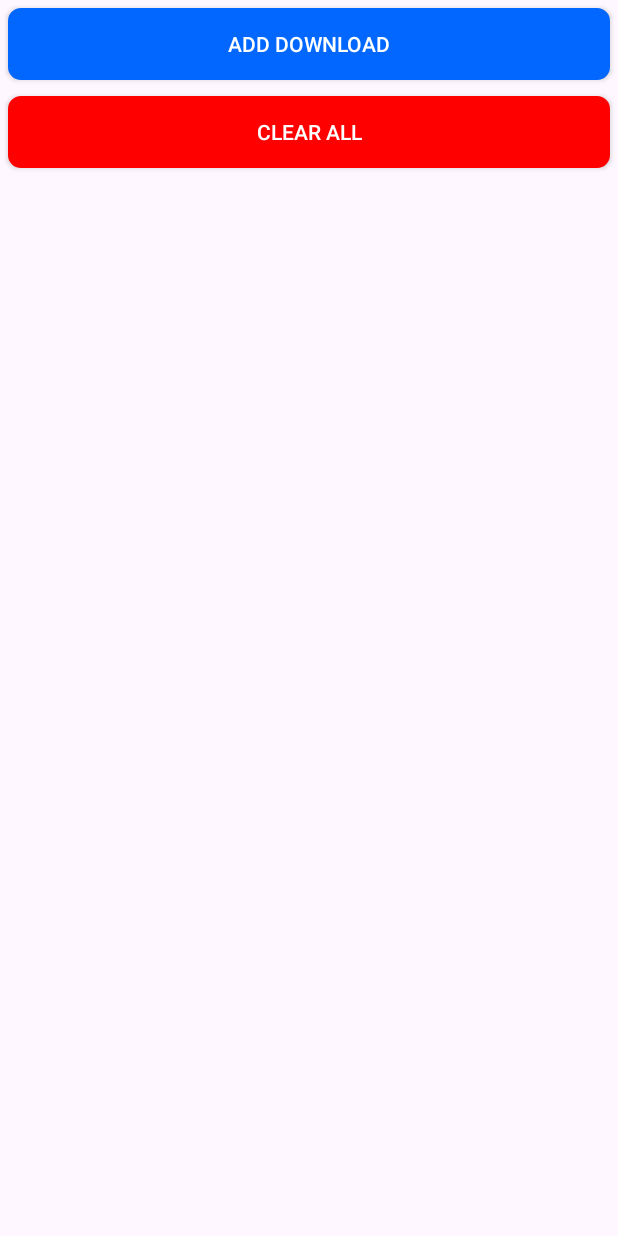
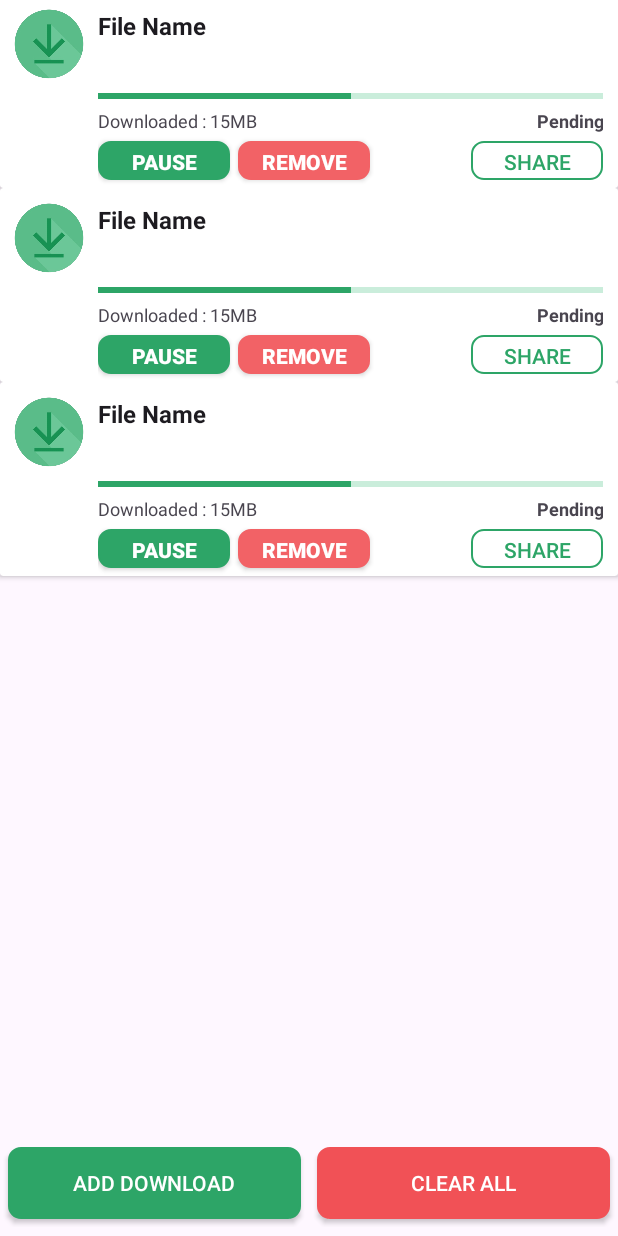
Before and after one commit to LongVu0912/Android_Download_Manager, an Android app: the layout activity_main.xml on its own in the app's theme, with its tools: preview values and no code run, on a phone screen of 412 x 824 dp. Run offline under Robolectric (Android 15) with nearby library versions, the phone set to English and light mode, and no system bars.

Commit message:
Finish Project

```diff
--- a/app/build.gradle.kts
+++ b/app/build.gradle.kts
@@ -1,7 +1,6 @@
 plugins {
     id("com.android.application")
 }
-apply(plugin = "realm-android")
 
 android {
     namespace = "com.example.download_manager"
--- a/app/src/main/java/com/example/download_manager/ItemClickListener.java
+++ b/app/src/main/java/com/example/download_manager/ItemClickListener.java
@@ -1,6 +1,9 @@
 package com.example.download_manager;
 
+import com.example.download_manager.models.DownloadModel;
+
 public interface ItemClickListener {
-    void onCLickItem(String file_path);
+    void onClickItem(String file_path, String status);
     void onShareClick(DownloadModel downloadModel);
+    void onRemoveClick(int position);
 }
--- a/app/src/main/java/com/example/download_manager/MyApplication.java
+++ b/app/src/main/java/com/example/download_manager/MyApplication.java
@@ -1,9 +1,6 @@
 package com.example.download_manager;
 
 import android.app.Application;
-
-import io.realm.Realm;
-import io.realm.RealmConfiguration;
 
 public class MyApplication extends Application {
     @Override
--- a/app/src/main/java/com/example/download_manager/PathUtil.java
+++ b/app/src/main/java/com/example/download_manager/utils/PathUtil.java
@@ -1,4 +1,4 @@
-package com.example.download_manager;
+package com.example.download_manager.utils;
 
 import android.annotation.SuppressLint;
 import android.content.ContentUris;
--- a/app/src/main/res/layout/activity_main.xml
+++ b/app/src/main/res/layout/activity_main.xml
@@ -1,5 +1,5 @@
 <?xml version="1.0" encoding="utf-8"?>
-<LinearLayout xmlns:android="http://schemas.android.com/apk/res/android"
+<RelativeLayout xmlns:android="http://schemas.android.com/apk/res/android"
         xmlns:app="http://schemas.android.com/apk/res-auto"
         xmlns:tools="http://schemas.android.com/tools"
         android:layout_width="match_parent"
@@ -7,32 +7,50 @@
         tools:context=".MainActivity"
         android:orientation="vertical">
 
-    <Button
-            android:text="ADD DOWNLOAD"
-            style="@style/Widget.AppCompat.Button.Colored"
-            android:id="@+id/add_download_list"
+
+    <androidx.recyclerview.widget.RecyclerView
+        android:id="@+id/data_list"
+        android:layout_width="match_parent"
+        android:layout_height="match_parent"
+        android:layout_above="@id/buttonsContainers"
+        android:layout_alignParentTop="true"
+        android:layout_marginTop="-4dp"
+        android:layout_marginBottom="4dp"
+        tools:listitem="@layout/download_row" />
+
+
+        <LinearLayout
             android:layout_width="match_parent"
             android:layout_height="wrap_content"
-            android:background="@drawable/rounded"
-            app:backgroundTint="@color/blue"
-            android:layout_margin="5dp" />
+            android:orientation="horizontal"
+            android:layout_alignParentBottom="true"
+            android:id="@+id/buttonsContainers"
+            android:paddingVertical="6dp"
+            >
 
             <Button
-            android:text="CLEAR ALL"
+                android:id="@+id/add_download_list"
+                style="@style/Widget.AppCompat.Button.Colored"
+                android:layout_weight="1"
+                android:layout_width="match_parent"
+                android:layout_height="wrap_content"
+                android:layout_margin="5dp"
+                android:background="@drawable/rounded"
+                android:text="@string/add_download"
+                app:backgroundTint="@color/green600" />
+
+            <Button
+                android:text="@string/clear_all"
                 style="@style/Widget.AppCompat.Button.Colored"
                 android:id="@+id/clear_download_list"
+                android:layout_weight="1"
                 android:layout_width="match_parent"
                 android:layout_height="wrap_content"
                 android:onClick="ClearAllDownload"
                 android:background="@drawable/rounded"
-            app:backgroundTint="@color/red"
+                app:backgroundTint="@color/red600"
                 android:textColor="@color/white"
-            android:layout_margin="5dp"
-            android:layout_marginBottom="5dp" />
+                android:layout_margin="5dp"/>
+        </LinearLayout>
 
-    <androidx.recyclerview.widget.RecyclerView
-            android:layout_width="match_parent"
-            android:id="@+id/data_list"
-            android:layout_below="@id/add_download_list"
-            android:layout_height="match_parent" />
-</LinearLayout>
+</RelativeLayout>
--- a/app/src/main/res/layout/download_row.xml
+++ b/app/src/main/res/layout/download_row.xml
@@ -13,7 +13,7 @@
                 android:id="@+id/line1"
                 android:layout_width="match_parent"
                 android:orientation="horizontal"
-                android:layout_height="120dp">
+                android:layout_height="wrap_content">
 
             <ImageView
                     android:padding="5dp"
@@ -28,12 +28,12 @@
                     android:layout_marginEnd="10dp">
 
                 <TextView
+                    android:id="@+id/file_title"
                     style="@style/TextAppearance.AppCompat.Subhead"
-                        android:padding="5dp"
-                        android:text="File Name "
-                        android:id="@+id/file_title"
                     android:layout_width="match_parent"
-                        android:layout_height="50dp"
+                    android:layout_height="60dp"
+                    android:paddingTop="10dp"
+                    android:text="@string/file_name"
                     android:textStyle="normal|bold" />
 
                 <ProgressBar
@@ -41,7 +41,10 @@
                     style="@style/Widget.AppCompat.ProgressBar.Horizontal"
                     android:layout_width="match_parent"
                     android:layout_height="wrap_content"
-                        android:progress="100" />
+                    android:progress="50"
+                    android:progressBackgroundTint="@color/green500"
+                    android:progressTint="@color/green600"
+                    />
 
                 <LinearLayout
                         android:orientation="horizontal"
@@ -50,7 +53,7 @@
 
                     <TextView
                         android:layout_weight="1"
-                            android:text="Downloaded : 15MB"
+                        android:text="@string/downloaded_15mb"
                         android:layout_width="match_parent"
                         android:id="@+id/file_size"
                         style="@style/TextAppearance.AppCompat.Caption"
@@ -58,7 +61,7 @@
 
                     <TextView
                         android:layout_weight="1"
-                            android:text="Pending"
+                        android:text="@string/pending"
                         android:gravity="end"
                         android:id="@+id/file_status"
                         android:layout_width="match_parent"
@@ -67,38 +70,56 @@
                         android:textStyle="normal|bold" />
                 </LinearLayout>
 
-                <LinearLayout
+                <RelativeLayout
                         android:orientation="horizontal"
                         android:layout_width="match_parent"
                         android:layout_height="wrap_content">
 
                     <Button
                         android:id="@+id/pause_resume"
-                            android:text="PAUSE"
+                        android:text="@string/pause"
                         style="@style/Widget.AppCompat.Button.Colored"
                         android:layout_width="wrap_content"
                         android:padding="0dp"
                         android:layout_height="26dp"
                         android:background="@drawable/rounded"
-                            app:backgroundTint="@color/red"
+                        app:backgroundTint="@color/green600"
+                        android:textColor="@color/text_white"
                         android:layout_marginBottom="5dp"
                         android:layout_marginTop="5dp"
                         android:textStyle="bold" />
 
                     <Button
+                        android:id="@+id/remove_btn"
+                        style="@style/Widget.AppCompat.Button.Colored"
+                        android:layout_width="wrap_content"
+                        android:layout_height="26dp"
+                        android:layout_marginTop="5dp"
+                        android:layout_marginBottom="5dp"
+                        android:layout_marginStart="5dp"
+                        android:layout_toEndOf="@+id/pause_resume"
+                        android:background="@drawable/rounded"
+                        android:padding="0dp"
+                        android:text="@string/remove"
+                        android:textColor="@color/text_white"
+                        android:textStyle="bold"
+                        app:backgroundTint="@color/red500" />
+
+                    <Button
                         android:id="@+id/sharefile"
-                            android:text="SHARE"
+                        android:text="@string/share"
                         style="@style/Widget.AppCompat.Button.Colored"
                         android:layout_width="wrap_content"
                         android:padding="0dp"
                         android:layout_height="26dp"
                         android:background="@drawable/rounded_transparent"
-                            app:backgroundTint="@color/blue"
-                            android:textColor="@color/blue"
+                        app:backgroundTint="@color/green600"
+                        android:textColor="@color/green600"
                         android:layout_marginBottom="5dp"
                         android:layout_marginTop="5dp"
-                            android:layout_marginLeft="5dp" />
-                </LinearLayout>
+                        android:layout_marginStart="5dp"
+                        android:layout_alignParentEnd="true"/>
+                </RelativeLayout>
 
             </LinearLayout>
         </LinearLayout>
--- a/app/src/main/res/values/colors.xml
+++ b/app/src/main/res/values/colors.xml
@@ -3,6 +3,22 @@
     <color name="black">#FF000000</color>
     <color name="white">#FFFFFFFF</color>
     <color name="blue">#0267ff</color>
-    <color name="red">#FF0000</color>
+
+    <color name="red500">#f26266</color>
+    <color name="red600">#f15156</color>
+    <color name="red700">#d8484d</color>
+    <color name="red800">#c04044</color>
+    <color name="red900">#a8383c</color>
+
+
+
+    <color name="green500">#33b873</color>
+    <color name="green600">#2da567</color>
+    <color name="green700">#28935c</color>
+    <color name="green800">#238050</color>
+    <color name="green900">#1e6e45</color>
+
+    <color name="text_white">#FFFFFF</color>
+
     <color name="transparent">@android:color/transparent</color>
 </resources>
--- a/app/src/main/res/values/strings.xml
+++ b/app/src/main/res/values/strings.xml
@@ -1,3 +1,12 @@
 <resources>
-    <string name="app_name">Download_Manager</string>
+    <string name="app_name">Android Download Manager</string>
+    <string name="file_name">File Name</string>
+    <string name="downloaded_15mb">Downloaded : 15MB</string>
+    <string name="pending">Pending</string>
+    <string name="pause">PAUSE</string>
+    <string name="share">SHARE</string>
+    <string name="remove">REMOVE</string>
+    <string name="add_download">ADD DOWNLOAD</string>
+    <string name="clear_all">CLEAR ALL</string>
+    <string name="paste">PASTE</string>
 </resources>
--- a/app/src/main/res/values/themes.xml
+++ b/app/src/main/res/values/themes.xml
@@ -2,8 +2,10 @@
     <!-- Base application theme. -->
     <style name="Base.Theme.Download_Manager" parent="Theme.Material3.DayNight.NoActionBar">
         <!-- Customize your light theme here. -->
-        <!-- <item name="colorPrimary">@color/my_light_primary</item> -->
+         <item name="android:statusBarColor">@color/green500</item>
+
     </style>
+
 
     <style name="Theme.Download_Manager" parent="Base.Theme.Download_Manager" />
 </resources>
--- a/settings.gradle.kts
+++ b/settings.gradle.kts
@@ -13,5 +13,5 @@ dependencyResolutionManagement {
     }
 }
 
-rootProject.name = "Download_Manager"
+rootProject.name = "Android_Download_Manager"
 include(":app")
```
Also changed, not shown: app/src/main/java/com/example/download_manager/MainActivity.java (+43 -32 lines), app/src/main/java/com/example/download_manager/adapters/DownloadAdapter.java (renamed from app/src/main/java/com/example/download_manager/DownloadAdapter.java, +15 -6 lines), app/src/main/java/com/example/download_manager/databases/DatabaseHelper.java (renamed from app/src/main/java/com/example/download_manager/DatabaseHelper.java, +19 -12 lines), app/src/main/java/com/example/download_manager/models/DownloadModel.java (renamed from app/src/main/java/com/example/download_manager/DownloadModel.java, +1 -10 lines), app/src/main/res/layout/input_dialog.xml (added, +32 -0 lines), app/src/main/res/layout/input_dilaog.xml (deleted, +0 -30 lines), app/src/main/res/drawable/download_icon.png, 3 other files. Lines whose indentation alone changed are shown as unchanged.
